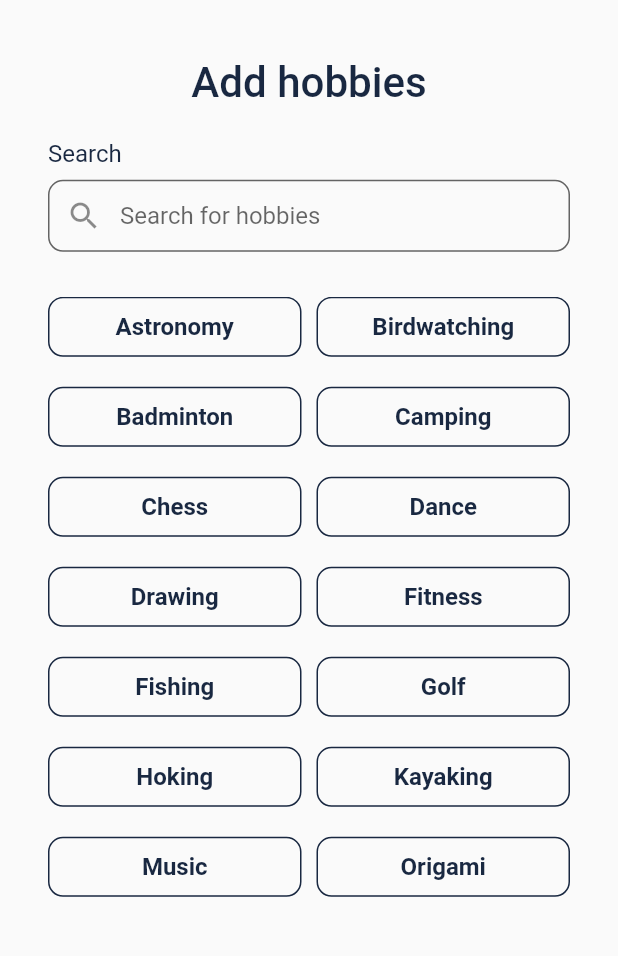
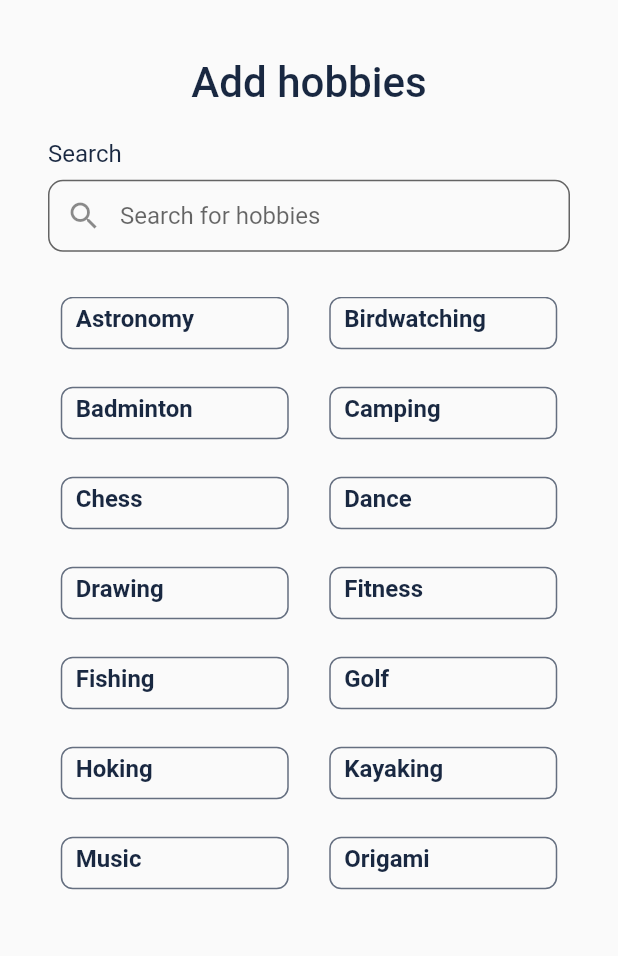
Before and after one commit to ErGaurav8305706255/Premimum_Account_Buddee, a Flutter app: the SignUpAbout screen opened directly, after a tap on "NEXT STEP", on a phone screen of 412 x 824 dp, the part 90-1046 px from its top. Run offline on Flutter 3.47's test engine with Material 2 defaults, Android fonts, the light colour scheme and no system bars; our stand-ins replace webview_flutter.

Commit message:
2 screen, add validator, add 2 another screen, add New screen, add search Bar screen

```diff
--- a/lib/core/ui/signin/add_hobby_list_screen.dart
+++ b/lib/core/ui/signin/add_hobby_list_search_screen.dart
@@ -5,19 +5,30 @@ import 'package:premium_account_buddee/core/constant/text_style.dart';
 
 import '../../constant/image_constant.dart';
 import 'add_hobbies_search_screen.dart';
-class AddHobbyListScreen extends StatefulWidget {
-  const AddHobbyListScreen({Key? key}) : super(key: key);
+class AddHobbyListSearchScreen extends StatefulWidget {
+  const AddHobbyListSearchScreen({Key? key}) : super(key: key);
 
   @override
-  State<AddHobbyListScreen> createState() => _AddHobbyListScreenState();
+  State<AddHobbyListSearchScreen> createState() => _AddHobbyListSearchScreenState();
 }
 
-class _AddHobbyListScreenState extends State<AddHobbyListScreen> {
+class _AddHobbyListSearchScreenState extends State<AddHobbyListSearchScreen> {
+
+
+  final List _searchHistory = [];
+  bool isSearchEnable = false;
+  final TextEditingController _txtController = TextEditingController();
+
+  @override
+  void initState() {
+    super.initState();
+  }
 
   final List items = [
     'Astronomy', 'Birdwatching', 'Badminton', 'Camping', 'Chess', 'Dance','Drawing', 'Fitness', 'Fishing', 'Golf', 'Hoking', 'Kayaking',
     'Music', 'Origami', 'Photography', 'Rock Claiming', 'Surfing', 'Tennis', 'Trainspotting', 'Yoga'
   ];
+
 
   @override
   Widget build(BuildContext context) {
@@ -49,6 +60,7 @@ class _AddHobbyListScreenState extends State<AddHobbyListScreen> {
                   Text(StringConstant.search,style: TextStyles.normalFont,),
                   const SizedBox(height: 8),
                   TextFormField(
+                    controller: _txtController,
                     decoration: InputDecoration(
                       contentPadding: const EdgeInsets.fromLTRB(15, 12, 15, 12),
                       fillColor: ColorConstant.transparent,
@@ -60,12 +72,36 @@ class _AddHobbyListScreenState extends State<AddHobbyListScreen> {
                         borderSide: BorderSide(color: ColorConstant.buttonBorderColor,width: 1),
                       )
                     ),
+
+                    onTap: () {
+                      if(_txtController.text.isEmpty){
+                        setState(() {
+                          isSearchEnable = true;
+                        });
+                      }
+                    },
+                    onChanged: (value){
+                      print("valueCheck ${value.length}");
+                      if(value.isEmpty){
+                        _searchHistory.clear();
+                        setState(() {
+                        });
+                      }
+                    },
+                    onFieldSubmitted: (value){
+                      _searchHistory.clear();
+                      items.forEach((pc) {
+                        if (pc['title'].contains(value)) _searchHistory.add(pc);
+                      });
+                      setState(() {
+                      });
+                    },
                   ),
                   const SizedBox(height: 30),
                   SizedBox(
                     height: 400,
                     child: GridView.builder(
-                        itemCount: items.length,
+                        itemCount: isSearchEnable ? _searchHistory.length : items.length,
                         gridDelegate: const SliverGridDelegateWithFixedCrossAxisCount(
                             crossAxisCount: 2,
                             mainAxisSpacing: 20,
@@ -73,18 +109,10 @@ class _AddHobbyListScreenState extends State<AddHobbyListScreen> {
                             mainAxisExtent: 40
                         ),
                         itemBuilder: (context , index){
-                          return InkWell(
-                            onTap: () {
-                              Navigator.push(context, MaterialPageRoute(builder: (context) => AddHobbiesSearchScreen()));
-                            },
-                            child: Container(
-                              alignment: Alignment.bottomRight,
-                              decoration: BoxDecoration(
-                                  borderRadius: BorderRadius.circular(10),
-                                border: Border.all(width: 1,color: ColorConstant.buttonBorderColor)
-                              ),
-                              child: Center(child: Text(items[index],style: TextStyles.tabTextFont)),
-                            ),
+                          List tempList = isSearchEnable ? _searchHistory : items;
+                          return _buildCardViewWidget(
+                            index: index,
+                            title: tempList[index],
                           );
                         }
                     ),
@@ -95,4 +123,43 @@ class _AddHobbyListScreenState extends State<AddHobbyListScreen> {
           ),
     ));
   }
+
+  _buildCardViewWidget({
+    required int index,
+    required String title,
+  }) {
+    return InkWell(
+      onTap: index == 2
+          ? () {
+        Navigator.push(
+          context,
+          MaterialPageRoute(builder: (context) =>  AddHobbiesSearchScreen()),
+        );
+      }
+          : () {
+        Navigator.push(
+          context,
+          MaterialPageRoute(builder: (context) =>  AddHobbyListSearchScreen()),
+        );
+      },
+      child: Column(
+        children: [
+          Container(
+            padding: const EdgeInsets.symmetric(vertical: 4, horizontal: 9),
+            height: 35,
+            width: 152,
+            decoration: BoxDecoration(
+                borderRadius: BorderRadius.circular(8),
+                border: Border.all(
+                  color: ColorConstant.gray,
+                )),
+            child: Text(
+              title,
+              style: TextStyles.tabTextFont,
+            ),
+          ),
+        ],
+      ),
+    );
+  }
 }
--- a/lib/core/ui/signin/add_new_hobbies.dart
+++ b/lib/core/ui/signin/add_new_hobbies.dart
@@ -4,7 +4,7 @@ import '../../constant/color_constant.dart';
 import '../../constant/image_constant.dart';
 import '../../constant/string_constant.dart';
 import '../../constant/text_style.dart';
-import 'add_hobby_list_screen.dart';
+import 'add_hobby_list_search_screen.dart';
 import 'add_two_hobby_screen.dart';
 import 'all_add_hobby_screen.dart';
 import 'multi_selected_hobby.dart';
--- a/lib/core/ui/signin/all_add_hobby_screen.dart
+++ b/lib/core/ui/signin/all_add_hobby_screen.dart
@@ -4,7 +4,7 @@ import '../../constant/color_constant.dart';
 import '../../constant/image_constant.dart';
 import '../../constant/string_constant.dart';
 import '../../constant/text_style.dart';
-import 'dd_photo_screen.dart';
+import 'add_photo_screen.dart';
 class AllAddHobbyScreen extends StatefulWidget {
   const AllAddHobbyScreen({Key? key}) : super(key: key);
 
--- a/lib/core/ui/signin/multi_selected_hobby.dart
+++ b/lib/core/ui/signin/multi_selected_hobby.dart
@@ -4,7 +4,6 @@ import '../../constant/color_constant.dart';
 import '../../constant/image_constant.dart';
 import '../../constant/string_constant.dart';
 import '../../constant/text_style.dart';
-import 'add_hobbies_search_screen.dart';
 import 'add_two_hobby_screen.dart';
 class MultiSelectedHobbyScreen extends StatefulWidget {
   const MultiSelectedHobbyScreen({Key? key}) : super(key: key);
@@ -19,6 +18,8 @@ class _MultiSelectedHobbyScreenState extends State<MultiSelectedHobbyScreen> {
     'Astronomy', 'Birdwatching', 'Badminton', 'Camping', 'Chess', 'Dance','Drawing', 'Fitness', 'Fishing', 'Golf', 'Hoking', 'Kayaking',
     'Music', 'Origami', 'Photography', 'Rock Claiming', 'Surfing', 'Tennis', 'Trainspotting', 'Yoga'
   ];
+
+
   @override
   Widget build(BuildContext context) {
     return SafeArea(
--- a/lib/core/ui/signin/signup_about.dart
+++ b/lib/core/ui/signin/signup_about.dart
@@ -4,7 +4,7 @@ import 'package:premium_account_buddee/core/constant/text_style.dart';
 import '../../constant/color_constant.dart';
 import '../../constant/image_constant.dart';
 import '../../constant/string_constant.dart';
-import 'add_hobby_list_screen.dart';
+import 'add_hobby_list_search_screen.dart';
 class SignUpAbout extends StatefulWidget {
   const SignUpAbout({Key? key}) : super(key: key);
 
@@ -122,7 +122,7 @@ class _SignUpAboutState extends State<SignUpAbout> {
 
                   const SizedBox(height: 200),
                   InkWell(onTap: () {
-                    Navigator.push(context, MaterialPageRoute(builder: (context) => const AddHobbyListScreen()));
+                    Navigator.push(context, MaterialPageRoute(builder: (context) => const AddHobbyListSearchScreen()));
                   },
                     child: Container(
                       padding: const EdgeInsets.all(15),
--- a/lib/main.dart
+++ b/lib/main.dart
@@ -1,6 +1,7 @@
 import 'package:flutter/material.dart';
 
 import 'core/onbording/intro_screen.dart';
+import 'core/ui/signin/search_screen.dart';
 
 
 void main() {
```
Also changed, not shown: lib/core/ui/signin/search_screen.dart (added, +112 -0 lines), lib/core/ui/signin/add_photo_screen.dart (renamed from lib/core/ui/signin/dd_photo_screen.dart).
